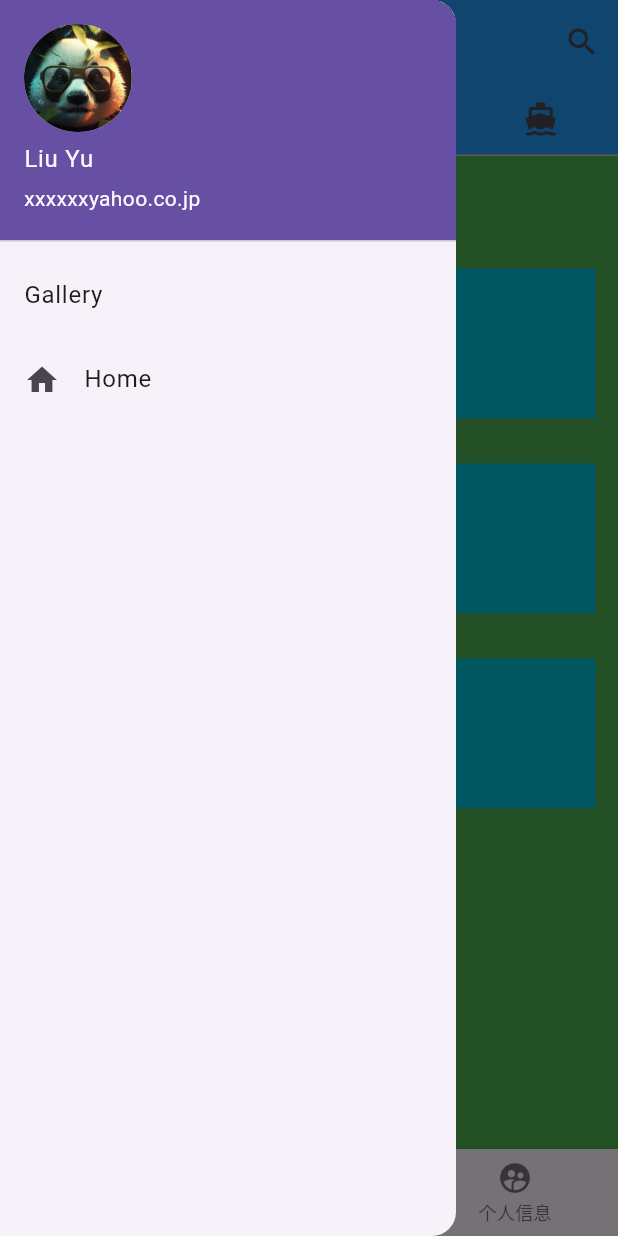
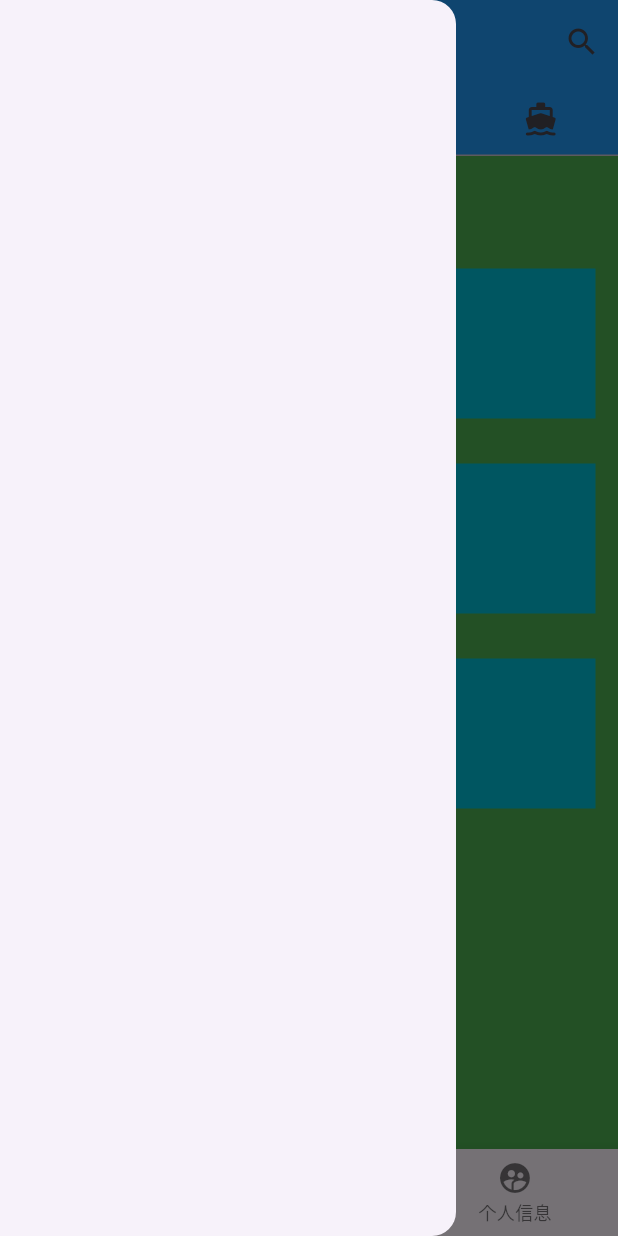
Before and after one commit to 282207134/job, a Flutter app: the screen it shows after launch, with the side drawer open, on a phone screen of 412 x 824 dp. Run offline on Flutter 3.47's test engine with Material 3 defaults, Android fonts, the phone set to English and light mode, and no system bars.

Commit message:
Merge remote-tracking branch 'origin/master'

```diff
--- a/lib/main.dart
+++ b/lib/main.dart
@@ -1,8 +1,6 @@
 import 'package:flutter/cupertino.dart';
 import 'package:flutter/material.dart';
 import 'package:flutter/widgets.dart';
-import 'package:intl/intl.dart';
-import 'package:flutter_localization/flutter_localization.dart';
 
 void main() {
   runApp(MyApp());
@@ -269,29 +267,8 @@ class _HomePageState extends State<HomePage> {
           ],
         ),
         drawer: Drawer(
-          child: ListView(
-            padding: EdgeInsets.zero,
-            children: const <Widget>[
-              UserAccountsDrawerHeader(
-                //用户账户抽屉头
-                accountName: Text("Liu Yu"), //账户名称
-                accountEmail: Text("xxxxxxyahoo.co.jp"), //账户邮箱
-                currentAccountPicture: CircleAvatar(
-                  radius: 50,
-                  //当前帐户图片:圈子头像
-                  backgroundImage: AssetImage('images/panda.png'),
-                ),
-              ),
-              ListTile(
-                title: Text('Gallery'),
-              ),
-              ListTile(
-                leading: Icon(Icons.home),
-                title: Text("Home"),
-              ),
-            ],
-          ),
-        ),
+            // Drawer的内容省略，因为这部分没有问题
+            ),
         bottomNavigationBar: BottomNavigationBar(
           items: [
             BottomNavigationBarItem(
```
Also changed, not shown: pubspec.yaml (+0 -7 lines), pubspec.lock, 5 other files.
